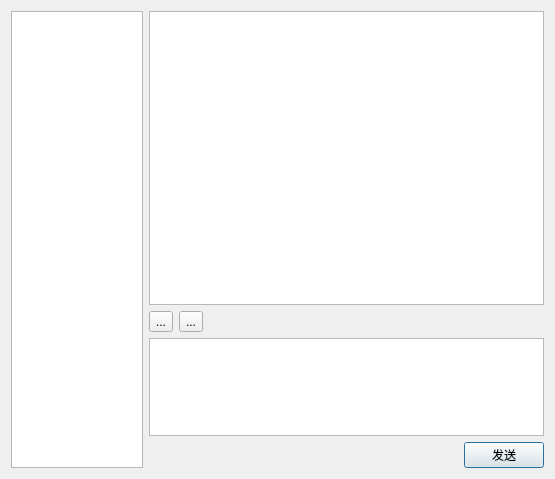
Before: the Qt Designer form PatientClient/chatdialog.ui in fengxuebailu/SmartMedicalProject, drawn with Qt 5.
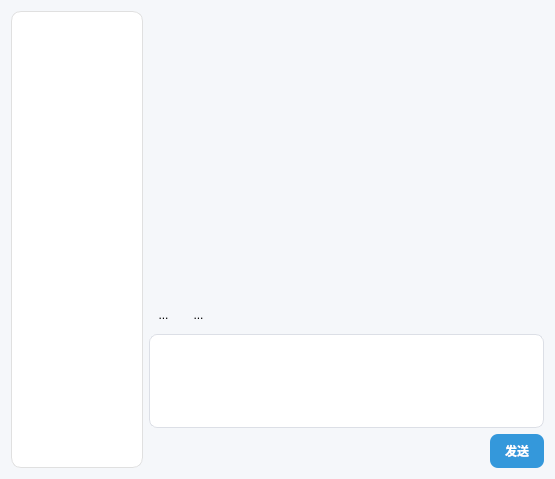
After: the same form once the commit is applied. Icons and pictures are not drawn.

```diff
--- a/PatientClient/chatdialog.ui
+++ b/PatientClient/chatdialog.ui
@@ -13,6 +13,70 @@
   <property name="windowTitle">
    <string>Dialog</string>
   </property>
+  <property name="styleSheet">
+   <string notr="true">/* ---- 对话框整体 ---- */
+QDialog#ChatDialog {
+    background-color: #f5f7fa; /* 柔和背景色 */
+}
+
+/* ---- 左侧联系人列表 ---- */
+QListWidget#contactsListWidget {
+    border: 1px solid #e0e0e0;
+    border-radius: 10px;
+    background-color: white;
+}
+QListWidget#contactsListWidget::item {
+    padding: 10px;
+    border-bottom: 1px solid #f0f0f0;
+}
+QListWidget#contactsListWidget::item:selected {
+    background-color: #d9ecff; /* 选中时的淡蓝色 */
+    border-left: 3px solid #3498db;
+    color: #2c3e50;
+}
+
+/* ---- 右侧消息列表 ---- */
+QListWidget#messagesListWidget {
+    background-color: #f5f7fa; /* 与背景同色 */
+    border: none;
+}
+
+/* ---- 工具栏按钮 ---- */
+QToolButton {
+    background: transparent;
+    border: none;
+    padding: 5px;
+}
+QToolButton:hover {
+    background-color: #e0e0e0;
+    border-radius: 5px;
+}
+
+/* ---- 消息输入框 ---- */
+QTextEdit#messageTextEdit {
+    border: 1px solid #dcdfe6;
+    border-radius: 8px;
+    padding: 8px;
+    background-color: white;
+    font-size: 14px;
+}
+
+/* ---- 发送按钮 ---- */
+QPushButton#sendButton {
+    background-color: #3498db;
+    color: white;
+    font-weight: bold;
+    border: none;
+    border-radius: 8px;
+    padding: 8px 15px;
+}
+QPushButton#sendButton:hover {
+    background-color: #2980b9;
+}
+QPushButton#sendButton:disabled {
+    background-color: #a9cce3;
+}</string>
+  </property>
   <layout class="QHBoxLayout" name="horizontalLayout_4">
    <item>
     <layout class="QHBoxLayout" name="horizontalLayout" stretch="1,3">
```
